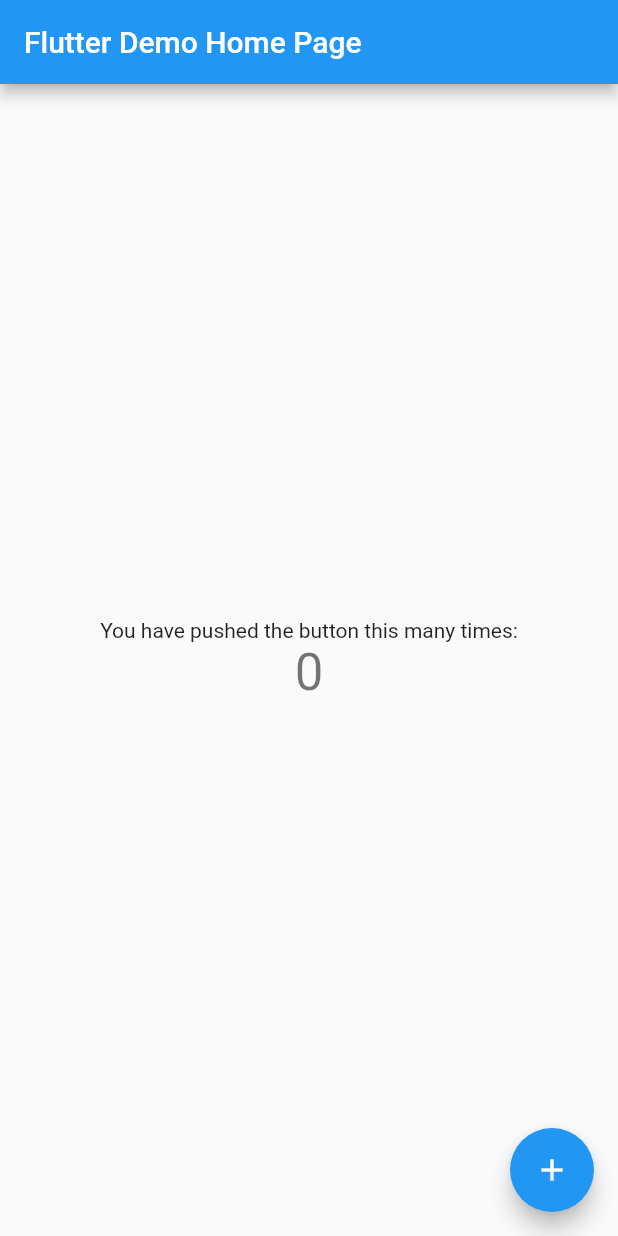
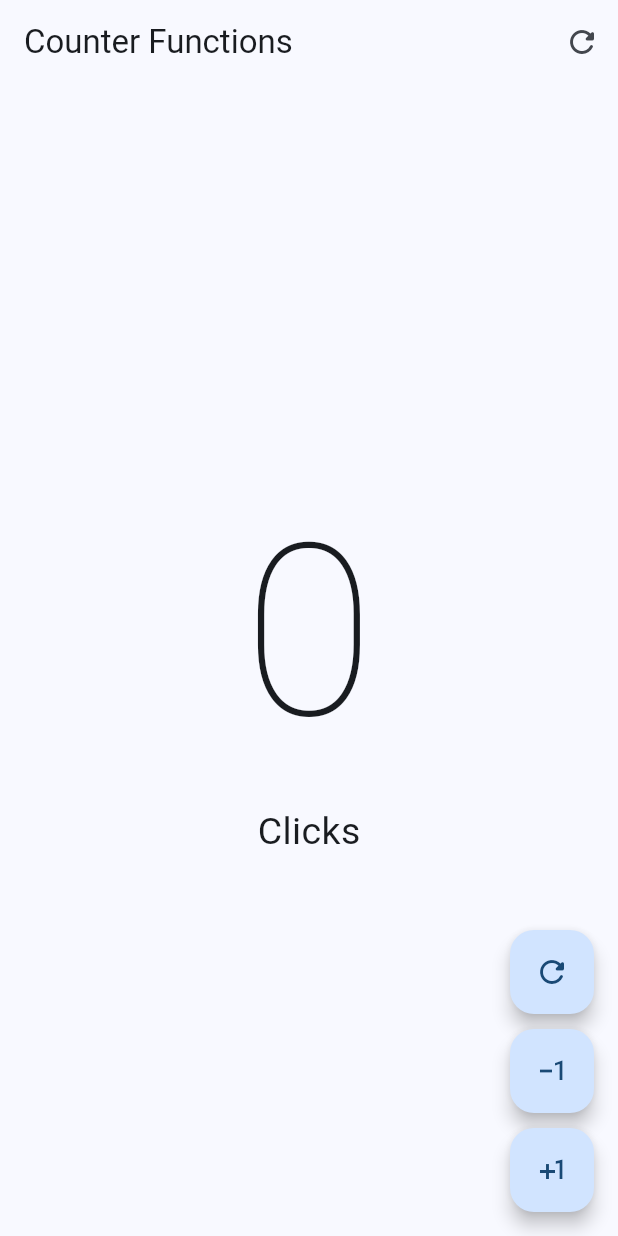
Before and after one commit to hesptech/flutter_oo_counter, a Flutter app: the screen it shows after launch, on a phone screen of 412 x 824 dp. Run offline on Flutter 3.47's test engine with Material 2 defaults, Android fonts, the light colour scheme and no system bars.

Commit message:
second commit

```diff
--- a/lib/main.dart
+++ b/lib/main.dart
@@ -1,115 +1,25 @@
 import 'package:flutter/material.dart';
+import 'package:flutter_oo_counter/presentation/screens/counter/counter_functions_screen.dart';
+// import 'package:hello_world_app/presentation/screens/counter/counter_screen.dart';
 
 void main() {
   runApp(const MyApp());
 }
 
 class MyApp extends StatelessWidget {
+
   const MyApp({super.key});
 
-  // This widget is the root of your application.
+
   @override
   Widget build(BuildContext context) {
     return MaterialApp(
-      title: 'Flutter Demo',
+      debugShowCheckedModeBanner: false,
       theme: ThemeData(
-        // This is the theme of your application.
-        //
-        // Try running your application with "flutter run". You'll see the
-        // application has a blue toolbar. Then, without quitting the app, try
-        // changing the primarySwatch below to Colors.green and then invoke
-        // "hot reload" (press "r" in the console where you ran "flutter run",
-        // or simply save your changes to "hot reload" in a Flutter IDE).
-        // Notice that the counter didn't reset back to zero; the application
-        // is not restarted.
-        primarySwatch: Colors.blue,
+        useMaterial3: true,
+        colorSchemeSeed: Colors.blue
       ),
-      home: const MyHomePage(title: 'Flutter Demo Home Page'),
+      home: const CounterFunctionsScreen()
     );
   }
 }
-
-class MyHomePage extends StatefulWidget {
-  const MyHomePage({super.key, required this.title});
-
-  // This widget is the home page of your application. It is stateful, meaning
-  // that it has a State object (defined below) that contains fields that affect
-  // how it looks.
-
-  // This class is the configuration for the state. It holds the values (in this
-  // case the title) provided by the parent (in this case the App widget) and
-  // used by the build method of the State. Fields in a Widget subclass are
-  // always marked "final".
-
-  final String title;
-
-  @override
-  State<MyHomePage> createState() => _MyHomePageState();
-}
-
-class _MyHomePageState extends State<MyHomePage> {
-  int _counter = 0;
-
-  void _incrementCounter() {
-    setState(() {
-      // This call to setState tells the Flutter framework that something has
-      // changed in this State, which causes it to rerun the build method below
-      // so that the display can reflect the updated values. If we changed
-      // _counter without calling setState(), then the build method would not be
-      // called again, and so nothing would appear to happen.
-      _counter++;
-    });
-  }
-
-  @override
-  Widget build(BuildContext context) {
-    // This method is rerun every time setState is called, for instance as done
-    // by the _incrementCounter method above.
-    //
-    // The Flutter framework has been optimized to make rerunning build methods
-    // fast, so that you can just rebuild anything that needs updating rather
-    // than having to individually change instances of widgets.
-    return Scaffold(
-      appBar: AppBar(
-        // Here we take the value from the MyHomePage object that was created by
-        // the App.build method, and use it to set our appbar title.
-        title: Text(widget.title),
-      ),
-      body: Center(
-        // Center is a layout widget. It takes a single child and positions it
-        // in the middle of the parent.
-        child: Column(
-          // Column is also a layout widget. It takes a list of children and
-          // arranges them vertically. By default, it sizes itself to fit its
-          // children horizontally, and tries to be as tall as its parent.
-          //
-          // Invoke "debug painting" (press "p" in the console, choose the
-          // "Toggle Debug Paint" action from the Flutter Inspector in Android
-          // Studio, or the "Toggle Debug Paint" command in Visual Studio Code)
-          // to see the wireframe for each widget.
-          //
-          // Column has various properties to control how it sizes itself and
-          // how it positions its children. Here we use mainAxisAlignment to
-          // center the children vertically; the main axis here is the vertical
-          // axis because Columns are vertical (the cross axis would be
-          // horizontal).
-          mainAxisAlignment: MainAxisAlignment.center,
-          children: <Widget>[
-            const Text(
-              'You have pushed the button this many times:',
-            ),
-            Text(
-              '$_counter',
-              style: Theme.of(context).textTheme.headlineMedium,
-            ),
-          ],
-        ),
-      ),
-      floatingActionButton: FloatingActionButton(
-        onPressed: _incrementCounter,
-        tooltip: 'Increment',
-        child: const Icon(Icons.add),
-      ), // This trailing comma makes auto-formatting nicer for build methods.
-    );
-  }
-}
--- /dev/null
+++ b/lib/presentation/screens/counter/counter_functions_screen.dart
@@ -0,0 +1,99 @@
+import 'package:flutter/material.dart';
+
+class CounterFunctionsScreen extends StatefulWidget {
+  const CounterFunctionsScreen({super.key});
+
+  @override
+  State<CounterFunctionsScreen> createState() => _CounterFunctionsScreenState();
+}
+
+class _CounterFunctionsScreenState extends State<CounterFunctionsScreen> {
+  int clickCounter = 0;
+
+  @override
+  Widget build(BuildContext context) {
+    return Scaffold(
+        appBar: AppBar(
+          title: const Text('Counter Functions'),
+          actions: [
+            IconButton(
+                icon: const Icon(Icons.refresh_rounded),
+                onPressed: () {
+                  setState(() {
+                    clickCounter = 0;
+                  });
+                }),
+          ],
+        ),
+        body: Center(
+          child: Column(
+            mainAxisAlignment: MainAxisAlignment.center,
+            children: [
+              Text('$clickCounter',
+                  style: const TextStyle(
+                      fontSize: 160, fontWeight: FontWeight.w100)),
+
+              Text('Click${clickCounter == 1 ? '' : 's'}',
+                  style: const TextStyle(fontSize: 25))
+
+              // if( clickCounter == 1 )
+              //   const Text('Click', style: TextStyle(fontSize: 25)),
+
+              // if( clickCounter != 1 )
+              //   const Text('Clicks', style: TextStyle(fontSize: 25)),
+            ],
+          ),
+        ),
+        floatingActionButton: Column(
+          mainAxisAlignment: MainAxisAlignment.end,
+          children: [
+            CustomButton(
+              icon: Icons.refresh_rounded,
+              onPressed: () {
+                clickCounter = 0;
+                setState(() {});
+              },
+            ),
+            const SizedBox(height: 10),
+            CustomButton(
+              icon: Icons.exposure_minus_1_outlined,
+              onPressed: () {
+                if (clickCounter == 0) return;
+                clickCounter--;
+                setState(() {});
+              },
+            ),
+            const SizedBox(height: 10),
+            CustomButton(
+              icon: Icons.plus_one,
+              onPressed: () {
+                clickCounter++;
+                setState(() {});
+              },
+            ),
+          ],
+        ));
+  }
+}
+
+class CustomButton extends StatelessWidget {
+  final IconData icon;
+  final VoidCallback? onPressed;
+
+  const CustomButton({
+    super.key,
+    required this.icon,
+    this.onPressed,
+  });
+
+  @override
+  Widget build(BuildContext context) {
+    return FloatingActionButton(
+      // shape: const StadiumBorder(),
+      enableFeedback: true,
+      elevation: 5,
+      onPressed: onPressed,
+      child: Icon(icon),
+    );
+  }
+}
```
Also changed, not shown: lib/presentation/screens/counter/counter_screen.dart (added, +46 -0 lines).
